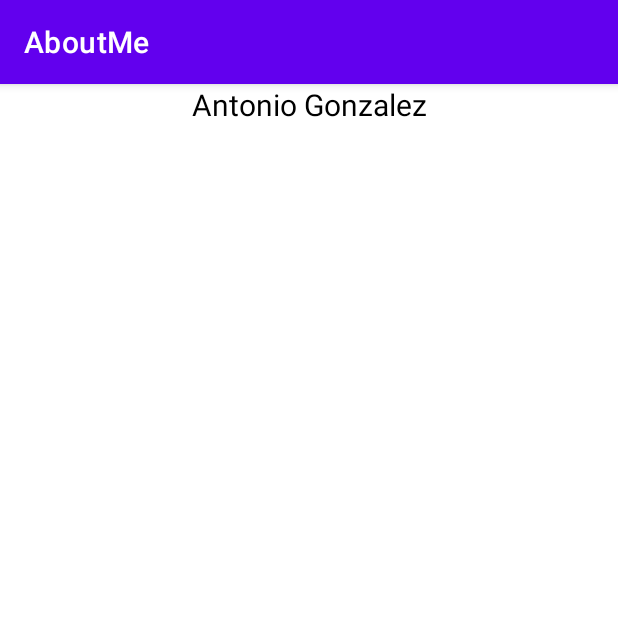
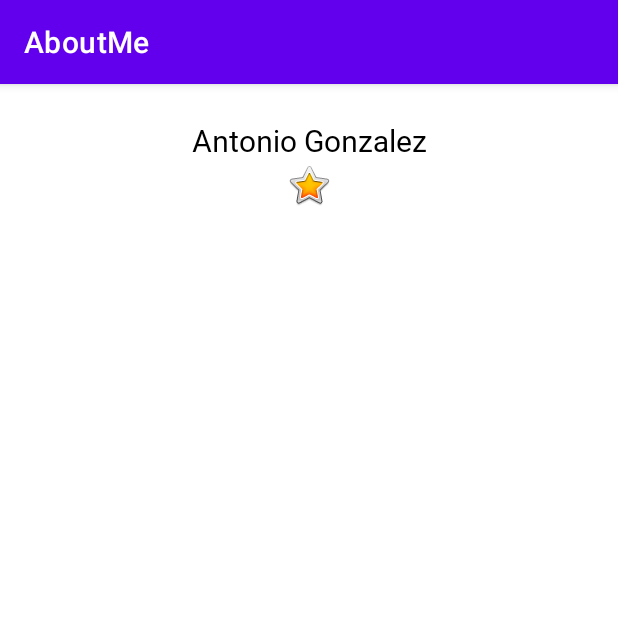
Before and after one commit to antorpo/compumovil_2021-1, an Android app: the screen it shows after launch (MainActivity), on a phone screen of 412 x 824 dp, the top half of it. Run offline under Robolectric (Android 15) with nearby library versions, the phone set to English and light mode, and no system bars.

Commit message:
Creacion de mas recursos de dimension en este caso referentes
al padding y margin de un View, pudiendo ver la diferencia de
estos atributos en referencia al borde del View.

Creacion de recurso para soportar fuentes en un proyecto, tambien
se define un style como una coleccion de atributos especificos para
aplicar a un View multiples veces extrayendolo y reusandolo con
cualquier cantidad de Views de nuestra app.

```diff
--- a/codelab_00/AboutMe/app/src/main/res/layout/activity_main.xml
+++ b/codelab_00/AboutMe/app/src/main/res/layout/activity_main.xml
@@ -9,11 +9,12 @@
 
     <TextView
         android:id="@+id/name_text"
+        android:text="@string/name"
+        style="@style/NameStyle" />
+
+    <ImageView
+        android:id="@+id/imageView"
         android:layout_width="match_parent"
         android:layout_height="wrap_content"
-        android:text="@string/name"
-        android:textAlignment="center"
-        android:textAppearance="@style/TextAppearance.AppCompat.Body1"
-        android:textColor="#000000"
-        android:textSize="@dimen/text_size" />
+        app:srcCompat="@android:drawable/btn_star_big_on" />
 </LinearLayout>
--- a/codelab_00/AboutMe/app/src/main/res/values/dimens.xml
+++ b/codelab_00/AboutMe/app/src/main/res/values/dimens.xml
@@ -1,4 +1,6 @@
 <?xml version="1.0" encoding="utf-8"?>
 <resources>
     <dimen name="text_size">20sp</dimen>
+    <dimen name="small_padding">8dp</dimen>
+    <dimen name="layout_margin">16dp</dimen>
 </resources>
--- /dev/null
+++ b/codelab_00/AboutMe/app/src/main/res/values/styles.xml
@@ -0,0 +1,15 @@
+<?xml version="1.0" encoding="utf-8"?>
+<resources>
+
+    <style name="NameStyle">
+        <item name="android:layout_width">match_parent</item>
+        <item name="android:layout_height">wrap_content</item>
+        <item name="android:layout_marginTop">@dimen/layout_margin</item>
+        <item name="android:fontFamily">@font/roboto</item>
+        <item name="android:paddingTop">@dimen/small_padding</item>
+        <item name="android:textAlignment">center</item>
+        <item name="android:textAppearance">@style/TextAppearance.AppCompat.Body1</item>
+        <item name="android:textColor">#000000</item>
+        <item name="android:textSize">@dimen/text_size</item>
+    </style>
+</resources>
```
Also changed, not shown: codelab_00/AboutMe/app/src/main/res/font/roboto.ttf (added).
